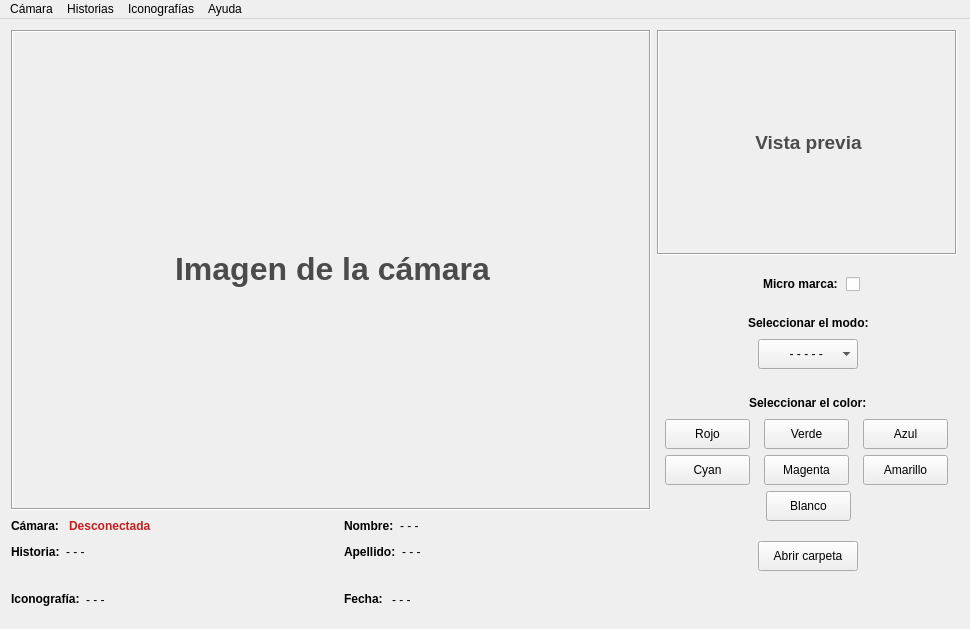
First picture: the form in mainwindow.ui, repository Gabrielnz/pasantia-CIMBUC, before the edit.
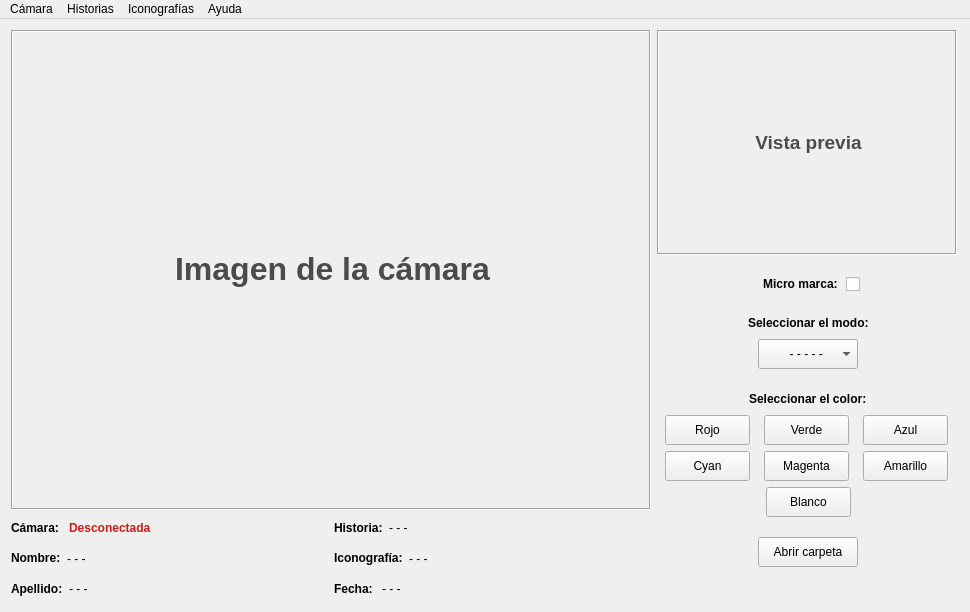
Second picture: the form after the edit. Icons and pictures are not drawn.

The edit to the form file:
```diff
--- a/mainwindow.ui
+++ b/mainwindow.ui
@@ -7,7 +7,7 @@
     <x>0</x>
     <y>0</y>
     <width>970</width>
-    <height>629</height>
+    <height>612</height>
    </rect>
   </property>
   <property name="windowTitle">
@@ -18,9 +18,9 @@
     <normaloff>:/img/Eye_ico.ico</normaloff>:/img/Eye_ico.ico</iconset>
   </property>
   <widget class="QWidget" name="centralWidget">
-   <layout class="QGridLayout" name="gridLayout_5">
+   <layout class="QGridLayout" name="gridLayout_4">
     <item row="0" column="0">
-     <layout class="QHBoxLayout" name="horizontalLayout_13">
+     <layout class="QHBoxLayout" name="horizontalLayout_12">
       <item>
        <layout class="QVBoxLayout" name="verticalLayout_5">
         <item>
@@ -52,8 +52,6 @@
          </widget>
         </item>
         <item>
-         <layout class="QGridLayout" name="gridLayout_4">
-          <item row="0" column="0">
            <layout class="QHBoxLayout" name="horizontalLayout_11">
             <item>
              <layout class="QVBoxLayout" name="verticalLayout_4">
@@ -94,58 +92,6 @@
               <item>
                <layout class="QHBoxLayout" name="horizontalLayout_7">
                 <item>
-                 <widget class="QLabel" name="etqHistoria">
-                  <property name="text">
-                   <string>&lt;html&gt;&lt;head/&gt;&lt;body&gt;&lt;p&gt;&lt;span style=&quot; font-weight:600;&quot;&gt;Historia:&lt;/span&gt;&lt;/p&gt;&lt;/body&gt;&lt;/html&gt;</string>
-                  </property>
-                 </widget>
-                </item>
-                <item>
-                 <widget class="QLabel" name="etqInfoHistoria">
-                  <property name="text">
-                   <string>- - -</string>
-                  </property>
-                 </widget>
-                </item>
-                <item>
-                 <spacer name="horizontalSpacer_10">
-                  <property name="orientation">
-                   <enum>Qt::Horizontal</enum>
-                  </property>
-                  <property name="sizeHint" stdset="0">
-                   <size>
-                    <width>17</width>
-                    <height>17</height>
-                   </size>
-                  </property>
-                 </spacer>
-                </item>
-               </layout>
-              </item>
-             </layout>
-            </item>
-            <item>
-             <spacer name="horizontalSpacer_19">
-              <property name="orientation">
-               <enum>Qt::Horizontal</enum>
-              </property>
-              <property name="sizeHint" stdset="0">
-               <size>
-                <width>40</width>
-                <height>20</height>
-               </size>
-              </property>
-             </spacer>
-            </item>
-           </layout>
-          </item>
-          <item row="0" column="2">
-           <layout class="QHBoxLayout" name="horizontalLayout_12">
-            <item>
-             <layout class="QVBoxLayout" name="verticalLayout_3">
-              <item>
-               <layout class="QHBoxLayout" name="horizontalLayout_10">
-                <item>
                  <widget class="QLabel" name="etqNombre">
                   <property name="text">
                    <string>&lt;html&gt;&lt;head/&gt;&lt;body&gt;&lt;p&gt;&lt;span style=&quot; font-weight:600;&quot;&gt;Nombre:&lt;/span&gt;&lt;/p&gt;&lt;/body&gt;&lt;/html&gt;</string>
@@ -208,7 +154,7 @@
              </layout>
             </item>
             <item>
-             <spacer name="horizontalSpacer_20">
+           <spacer name="horizontalSpacer_19">
               <property name="orientation">
                <enum>Qt::Horizontal</enum>
               </property>
@@ -220,25 +166,40 @@
               </property>
              </spacer>
             </item>
-           </layout>
-          </item>
-          <item row="1" column="1">
-           <spacer name="verticalSpacer">
-            <property name="orientation">
-             <enum>Qt::Vertical</enum>
-            </property>
-            <property name="sizeType">
-             <enum>QSizePolicy::Fixed</enum>
-            </property>
-            <property name="sizeHint" stdset="0">
-             <size>
-              <width>20</width>
-              <height>13</height>
-             </size>
-            </property>
-           </spacer>
-          </item>
-          <item row="2" column="0">
+          <item>
+           <layout class="QVBoxLayout" name="verticalLayout_3">
+            <item>
+             <layout class="QHBoxLayout" name="horizontalLayout_4">
+              <item>
+               <widget class="QLabel" name="etqHistoria">
+                <property name="text">
+                 <string>&lt;html&gt;&lt;head/&gt;&lt;body&gt;&lt;p&gt;&lt;span style=&quot; font-weight:600;&quot;&gt;Historia:&lt;/span&gt;&lt;/p&gt;&lt;/body&gt;&lt;/html&gt;</string>
+                </property>
+               </widget>
+              </item>
+              <item>
+               <widget class="QLabel" name="etqInfoHistoria">
+                <property name="text">
+                 <string>- - -</string>
+                </property>
+               </widget>
+              </item>
+              <item>
+               <spacer name="horizontalSpacer_10">
+                <property name="orientation">
+                 <enum>Qt::Horizontal</enum>
+                </property>
+                <property name="sizeHint" stdset="0">
+                 <size>
+                  <width>17</width>
+                  <height>17</height>
+                 </size>
+                </property>
+               </spacer>
+              </item>
+             </layout>
+            </item>
+            <item>
            <layout class="QHBoxLayout" name="horizontalLayout_9">
             <item>
              <widget class="QLabel" name="etqIcon">
@@ -269,8 +230,8 @@
             </item>
            </layout>
           </item>
-          <item row="2" column="2">
-           <layout class="QHBoxLayout" name="horizontalLayout_4">
+            <item>
+             <layout class="QHBoxLayout" name="horizontalLayout_10">
             <item>
              <widget class="QLabel" name="etqFecha">
               <property name="text">
@@ -302,6 +263,21 @@
           </item>
          </layout>
         </item>
+          <item>
+           <spacer name="horizontalSpacer_20">
+            <property name="orientation">
+             <enum>Qt::Horizontal</enum>
+            </property>
+            <property name="sizeHint" stdset="0">
+             <size>
+              <width>40</width>
+              <height>20</height>
+             </size>
+            </property>
+           </spacer>
+          </item>
+         </layout>
+        </item>
        </layout>
       </item>
       <item>
```
Left out of the diff: 6 changed lines with no effect on the pictures. Lines whose indentation alone changed are shown as unchanged.
